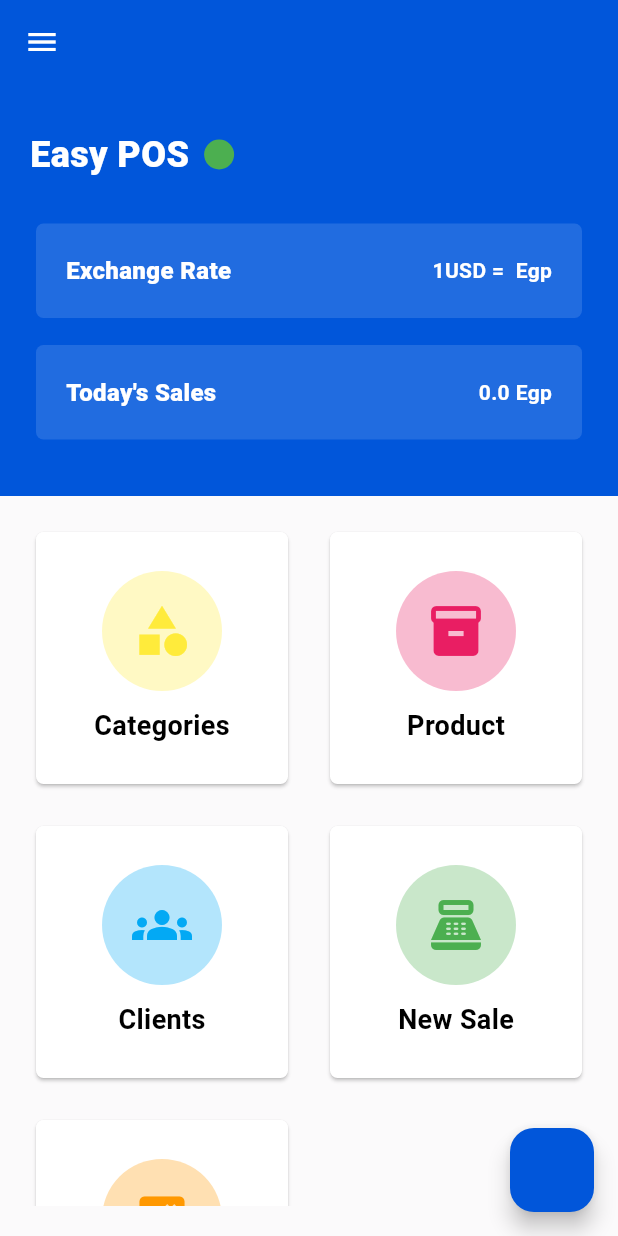
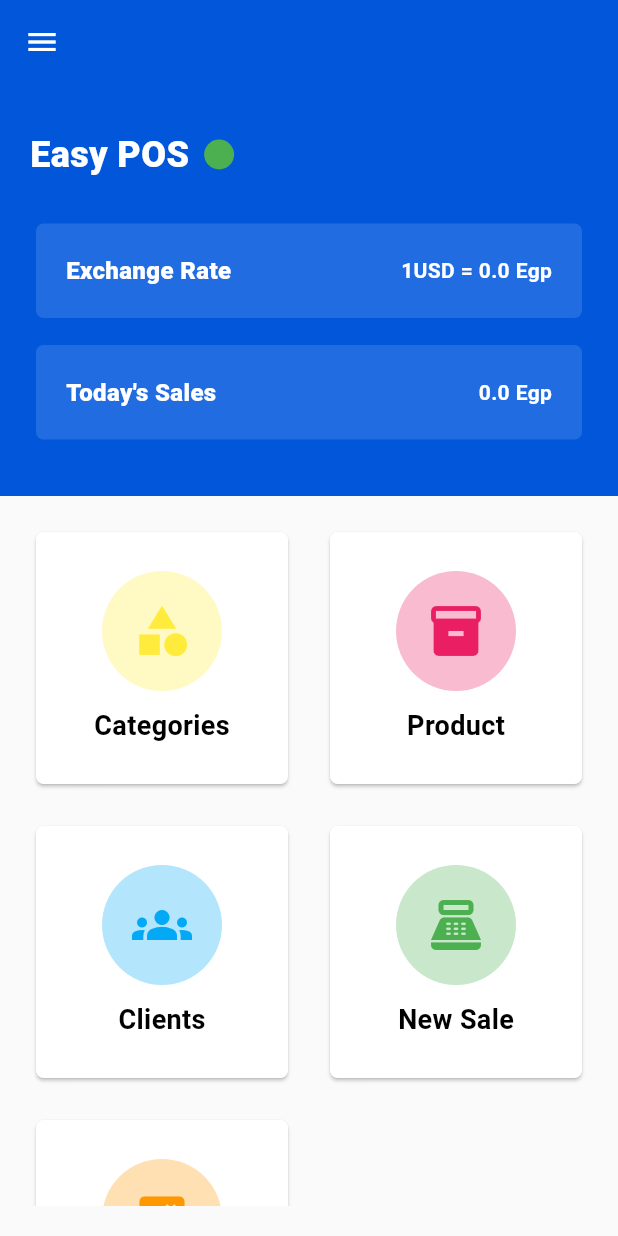
Before and after one commit to HappySolutions/final_project, a Flutter app: the screen it shows after launch, after a tap on the "chevron right" icon, on a phone screen of 412 x 824 dp. Run offline on Flutter 3.47's test engine with Material 3 defaults, Android fonts, the phone set to English and light mode, and no system bars; our stand-ins replace data_table_2, file_picker, flutter_slidable, get_it, lottie, permission_handler and 2 more; accounts and stored records are empty; network calls fail.

Commit message:
backup databse done

```diff
--- a/lib/helpers/sql_helper.dart
+++ b/lib/helpers/sql_helper.dart
@@ -100,6 +100,8 @@ class SqlHelper {
             print('=================== Db Created');
           },
         );
+        String path = await getDatabasesPath();
+        print('>>>>>>>>>>>>>>>>>>>>> $path');
       }
     } catch (e) {
       print('error in create db : $e');
--- a/lib/models/rate.dart
+++ b/lib/models/rate.dart
@@ -3,7 +3,7 @@ class Rate {
   double? usd;
   double? egp;
 
-  Rate();
+  Rate({required double usd, required double egp});
 
   Rate.fromJson(Map<String, dynamic> json) {
     id = json['id'];
--- a/lib/pages/clients_ops_page.dart
+++ b/lib/pages/clients_ops_page.dart
@@ -3,6 +3,7 @@ import 'package:final_project/models/client.dart';
 import 'package:final_project/widgets/app_eleveted_button.dart';
 import 'package:final_project/widgets/app_text_form_feild.dart';
 import 'package:flutter/material.dart';
+import 'package:flutter/services.dart';
 import 'package:get_it/get_it.dart';
 import 'package:sqflite/sqflite.dart';
 
@@ -77,6 +78,7 @@ class _ClientsOpsPageState extends State<ClientsOpsPage> {
                 ),
                 AppTextFormFeild(
                   labelText: 'email',
+                  keyboardType: TextInputType.emailAddress,
                   controller: emailTextFeildController,
                   validator: (value) {
                     if (value!.isEmpty) {
@@ -90,6 +92,10 @@ class _ClientsOpsPageState extends State<ClientsOpsPage> {
                 ),
                 AppTextFormFeild(
                   labelText: 'phone',
+                  keyboardType: TextInputType.number,
+                  inputFormatters: [
+                    FilteringTextInputFormatter.digitsOnly,
+                  ],
                   controller: phoneTextFeildController,
                   validator: (value) {
                     if (value!.isEmpty) {
--- a/lib/pages/home_page.dart
+++ b/lib/pages/home_page.dart
@@ -5,6 +5,7 @@ import 'package:final_project/models/rate.dart';
 import 'package:final_project/pages/all_sales_page.dart';
 import 'package:final_project/pages/categories_page.dart';
 import 'package:final_project/pages/clients_page.dart';
+import 'package:final_project/pages/database_page.dart';
 import 'package:final_project/pages/sale_ops_page.dart';
 import 'package:final_project/pages/products_page.dart';
 import 'package:final_project/widgets/header_item.dart';
@@ -57,7 +58,11 @@ class _HomePageState extends State<HomePage> {
           rates?.add(Rate.fromJson(item));
         }
       } else {
-        rates = [];
+        rates = [
+          Rate(usd: 1, egp: 50),
+          Rate(usd: 1, egp: 70),
+          Rate(usd: 1, egp: 30)
+        ];
       }
     } catch (e) {
       print('Error in get Rates $e');
@@ -91,7 +96,7 @@ class _HomePageState extends State<HomePage> {
   @override
   Widget build(BuildContext context) {
     return Scaffold(
-      floatingActionButton: FloatingActionButton(onPressed: onSubmit),
+      // floatingActionButton: FloatingActionButton(onPressed: onSubmit),
       drawer: Drawer(
         backgroundColor: Colors.white,
         child: SingleChildScrollView(
@@ -215,6 +220,18 @@ class _HomePageState extends State<HomePage> {
                       );
                     },
                   ),
+                  ListTile(
+                    leading: const Icon(Icons.data_thresholding),
+                    title: const Text('Databse'),
+                    onTap: () {
+                      Navigator.pop(context);
+                      Navigator.push(
+                        context,
+                        MaterialPageRoute(
+                            builder: (context) => const DatabasePage()),
+                      );
+                    },
+                  ),
                 ],
               )
             ],
@@ -267,8 +284,8 @@ class _HomePageState extends State<HomePage> {
                           const SizedBox(
                             height: 20,
                           ),
-                          HeaderItem('Exchange Rate', '1USD =  Egp'),
-                          //${rates?[rndIndex].egp ?? 0}
+                          HeaderItem('Exchange Rate',
+                              '1USD = ${rates?[rndIndex].egp ?? 0} Egp'),
                           HeaderItem('Today\'s Sales', '$todaySale Egp'),
                         ],
                       ),
@@ -357,7 +374,7 @@ class _HomePageState extends State<HomePage> {
           conflictAlgorithm: ConflictAlgorithm.replace,
           {
             'usd': 1,
-            'egp': 30,
+            'egp': 70,
           });
 
       ScaffoldMessenger.of(context).showSnackBar(
--- a/lib/pages/products_page.dart
+++ b/lib/pages/products_page.dart
@@ -138,7 +138,6 @@ class _ProductsPageState extends State<ProductsPage> {
               const SizedBox(
                 height: 20,
               ),
-/////////////////////////////////////
               categories == null
                   ? const Center(
                       child: CircularProgressIndicator(),
@@ -193,7 +192,6 @@ class _ProductsPageState extends State<ProductsPage> {
                             ),
                           ],
                         ),
-///////////////////////////////
               const SizedBox(height: 20),
               Expanded(
                 child: AppTable(
--- a/lib/pages/splash_screen.dart
+++ b/lib/pages/splash_screen.dart
@@ -116,6 +116,7 @@ class _BottomPart extends StatelessWidget {
         padding: const EdgeInsets.symmetric(horizontal: 40.0),
         child: Column(
           mainAxisSize: MainAxisSize.min,
+          crossAxisAlignment: CrossAxisAlignment.center,
           children: [
             // const Text(
             //   'Find The Best Goods for You',
--- a/pubspec.yaml
+++ b/pubspec.yaml
@@ -16,6 +16,9 @@ dependencies:
   lottie: ^3.1.2
   animated_splash_screen: ^1.3.0
   flutter_slidable: ^3.1.0
+  permission_handler: ^11.3.1
+  path_provider: ^2.1.3
+  file_picker: ^8.0.5
 
 dev_dependencies:
   flutter_test:
```
Also changed, not shown: lib/pages/database_page.dart (added, +109 -0 lines), lib/pages/sale_ops_page.dart (+40 -17 lines), pubspec.lock, 4 other files.
